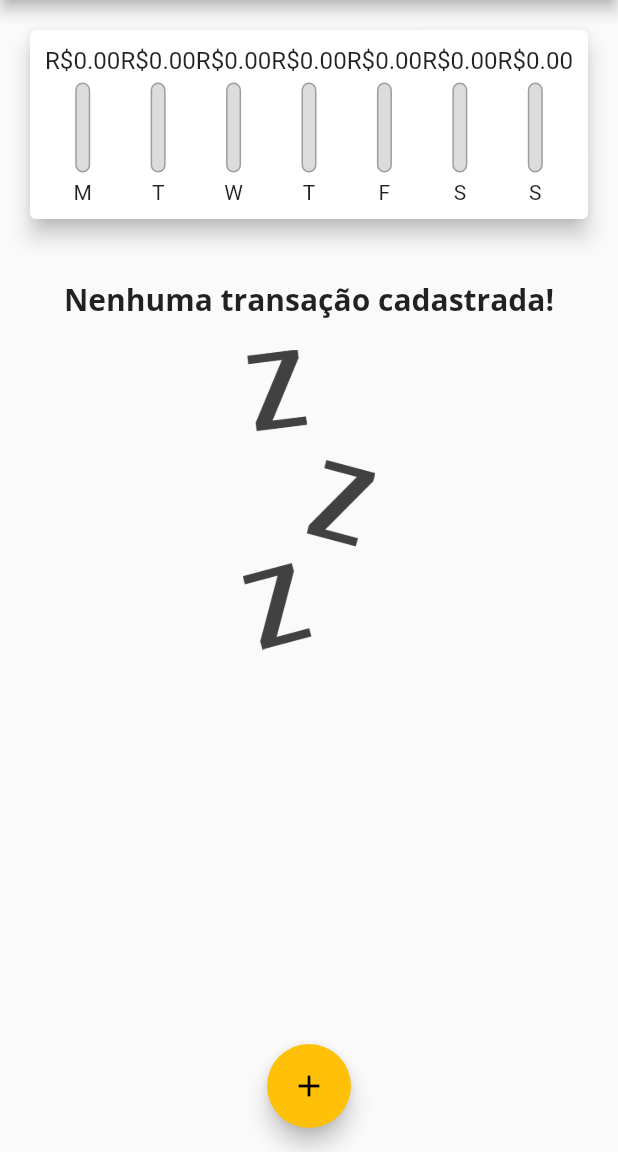
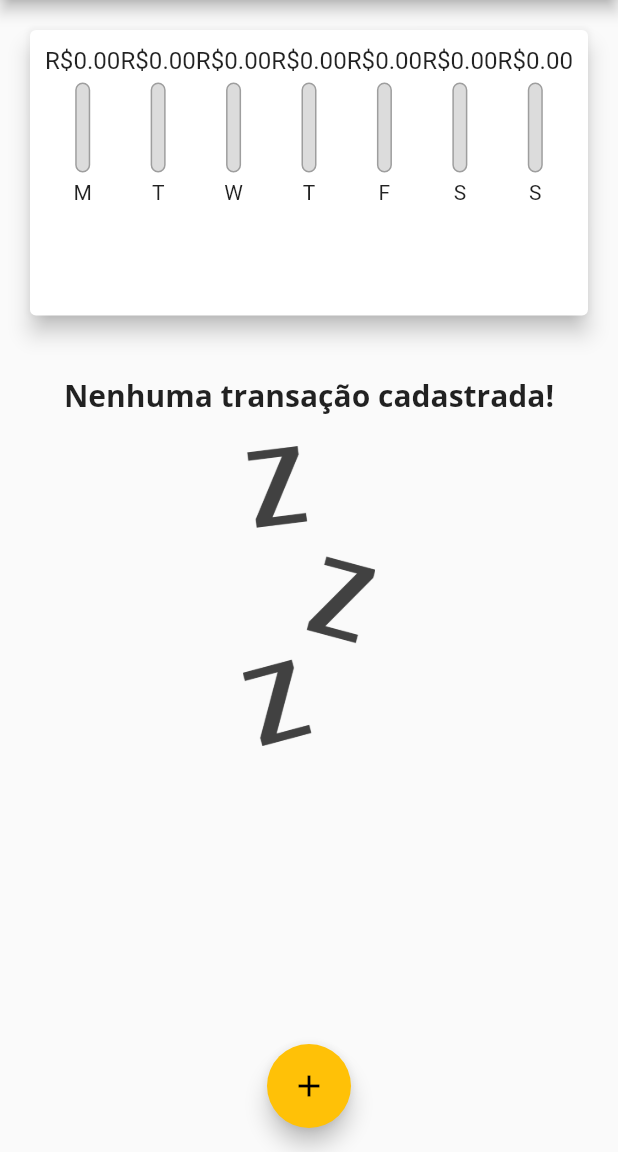
Before and after one commit to carlosfeliciojr/despesas_pessoais, a Flutter app: the screen it shows after launch, on a phone screen of 412 x 824 dp, the part 84-1236 px from its top. Run offline on Flutter 3.47's test engine with Material 2 defaults, Android fonts, the phone set to English and light mode, and no system bars.

Commit message:
:bug: fix: solved problem with height of components

```diff
--- a/lib/components/transaction_list.dart
+++ b/lib/components/transaction_list.dart
@@ -12,9 +12,7 @@ class TransactionList extends StatelessWidget {
 
   @override
   Widget build(BuildContext context) {
-    return Container(
-      height: MediaQuery.of(context).size.height * 0.75,
-      child: transactions.isEmpty
+    return transactions.isEmpty
         ? Column(
             children: [
               SizedBox(
@@ -67,7 +65,6 @@ class TransactionList extends StatelessWidget {
                 ),
               );
             },
-            ),
           );
   }
 }
--- a/lib/main.dart
+++ b/lib/main.dart
@@ -93,8 +93,7 @@ class _HomePageState extends State<HomePage> {
 
   @override
   Widget build(BuildContext context) {
-    return Scaffold(
-      appBar: AppBar(
+    final appBar = AppBar(
       backgroundColor: Colors.purple,
       title: Text('Despesas Pessoais'),
       actions: [
@@ -103,16 +102,28 @@ class _HomePageState extends State<HomePage> {
           icon: Icon(Icons.add),
         ),
       ],
-      ),
+    );
+
+    final availableHeight = MediaQuery.of(context).size.height -
+        appBar.preferredSize.height -
+        MediaQuery.of(context).padding.top;
+
+    return Scaffold(
+      appBar: appBar,
       body: SingleChildScrollView(
         child: Column(
           mainAxisAlignment: MainAxisAlignment.start,
           crossAxisAlignment: CrossAxisAlignment.stretch,
           children: [
-            Chart(recentTransactions: _recentTransactions),
-            TransactionList(
+            Container(
+                height: availableHeight * 0.3,
+                child: Chart(recentTransactions: _recentTransactions)),
+            Container(
+              height: availableHeight * 0.7,
+              child: TransactionList(
                   transactions: _transactions,
                   deleteTransaction: _deleteTransaction),
+            ),
           ],
         ),
       ),
```
Lines whose indentation alone changed are shown as unchanged.
